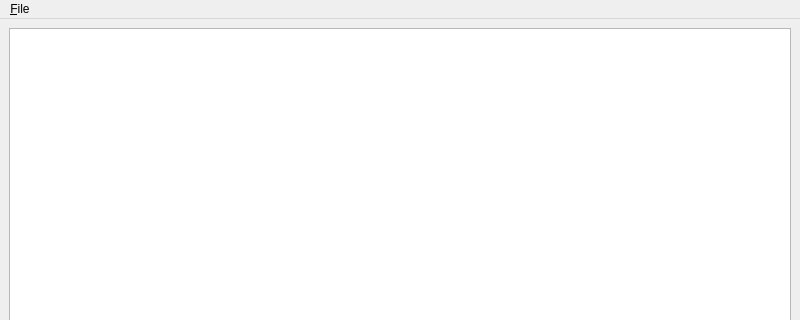
Qt form qtdesign1/src/mainwindow.ui (marekquarda/QtExamples) before a commit; both pictures show x 0 to 800 and y 0 to 320 of the 800 by 600 pixel window.
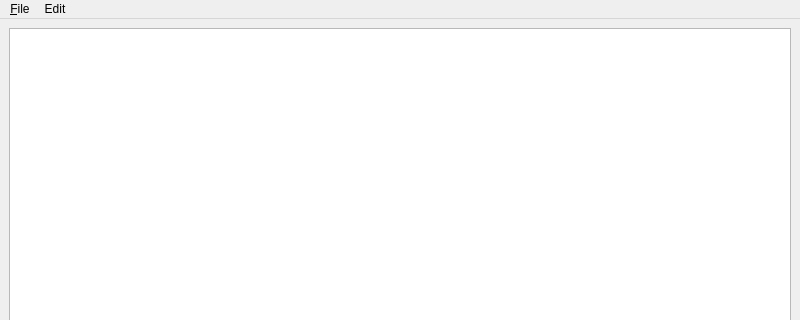
The same form after that commit.

```diff
--- a/qtdesign1/src/mainwindow.ui
+++ b/qtdesign1/src/mainwindow.ui
@@ -38,7 +38,14 @@
     <addaction name="separator"/>
     <addaction name="actionQuit"/>
    </widget>
+   <widget class="QMenu" name="menuEdit">
+    <property name="title">
+     <string>Edit</string>
+    </property>
+    <addaction name="actionSearch"/>
+   </widget>
    <addaction name="menuFile"/>
+   <addaction name="menuEdit"/>
   </widget>
   <widget class="QStatusBar" name="statusbar"/>
   <action name="actionSave">
```
Left out of the diff: 5 changed lines with no effect on the pictures.
